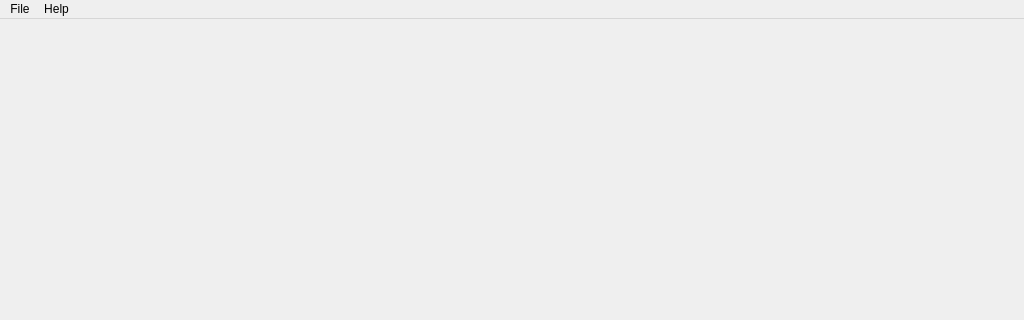
This is src/mainwindow.ui in PTapioK/TSWaveMaker as Qt 5 draws it before an edit; both pictures show x 0 to 1024 and y 0 to 320 of the 1024 by 768 pixel window. The edited form follows.
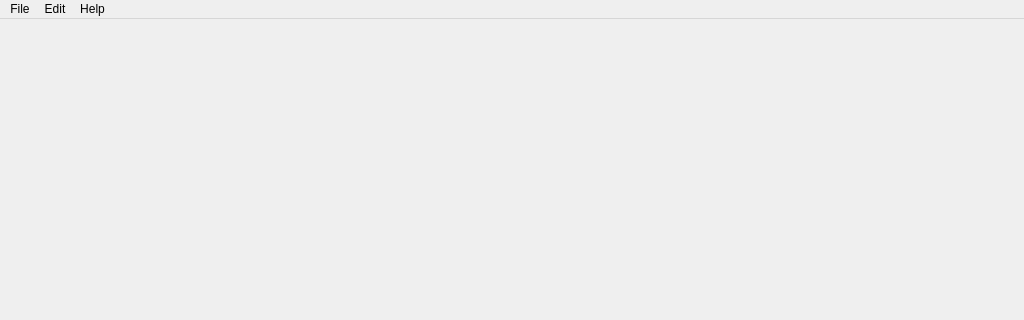
This is the edited form.

Diff of the .ui file:
```diff
--- a/src/mainwindow.ui
+++ b/src/mainwindow.ui
@@ -56,9 +56,16 @@
     <property name="title">
      <string>Help</string>
     </property>
-    <addaction name="actionInfo"/>
+    <addaction name="actionAbout"/>
+   </widget>
+   <widget class="QMenu" name="menuEdit">
+    <property name="title">
+     <string>Edit</string>
+    </property>
+    <addaction name="actionSettings"/>
    </widget>
    <addaction name="menuFile"/>
+   <addaction name="menuEdit"/>
    <addaction name="menuHelp"/>
   </widget>
   <action name="actionNew_file">
```
Left out of the diff: 9 changed lines with no effect on the pictures.
